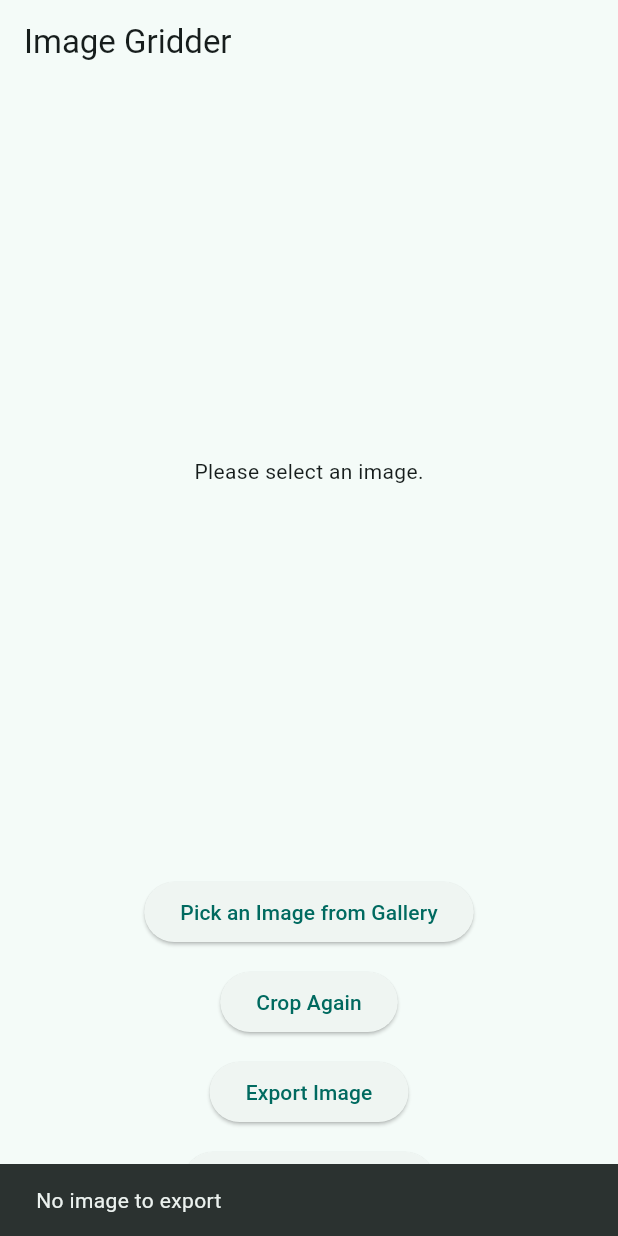
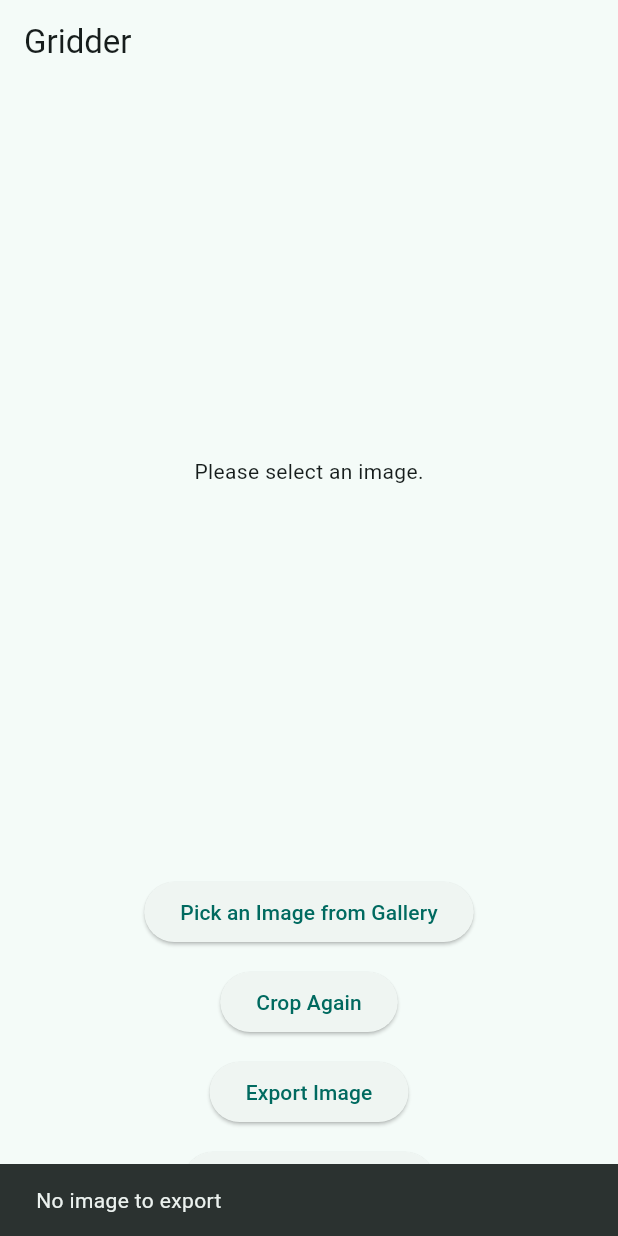
Before and after one commit to Qing117/gridder, a Flutter app: the screen it shows after launch, after a tap on "Export Image", on a phone screen of 412 x 824 dp. Run offline on Flutter 3.47's test engine with Material 3 defaults, Android fonts, the phone set to English and light mode, and no system bars; our stand-ins replace flutter_colorpicker, gallery_saver, image_cropper, image_picker.

Commit message:
Rename app to Gridder and update Bundle ID

```diff
--- a/lib/main.dart
+++ b/lib/main.dart
@@ -9,16 +9,16 @@ import 'package:image/image.dart' as img;
 import 'grid_settings_page.dart';
 
 void main() {
-  runApp(const ImageGridderApp());
+  runApp(const GridderApp());
 }
 
-class ImageGridderApp extends StatelessWidget {
-  const ImageGridderApp({super.key});
+class GridderApp extends StatelessWidget {
+  const GridderApp({super.key});
 
   @override
   Widget build(BuildContext context) {
     return MaterialApp(
-      title: 'Image Gridder',
+      title: 'Gridder',
       theme: ThemeData(
         useMaterial3: true,
         colorSchemeSeed: Colors.teal,
@@ -239,7 +239,7 @@ class _GridOverlayScreenState extends State<GridOverlayScreen> {
   @override
   Widget build(BuildContext context) {
     return Scaffold(
-      appBar: AppBar(title: const Text('Image Gridder')),
+      appBar: AppBar(title: const Text('Gridder')),
       body: Column(
         children: [
           Expanded(
--- a/pubspec.yaml
+++ b/pubspec.yaml
@@ -1,4 +1,4 @@
-name: image_gridder
+name: gridder
 description: "A new Flutter project."
 # The following line prevents the package from being accidentally published to
 # pub.dev using `flutter pub publish`. This is preferred for private packages.
```
Also changed, not shown: 3 other files.
